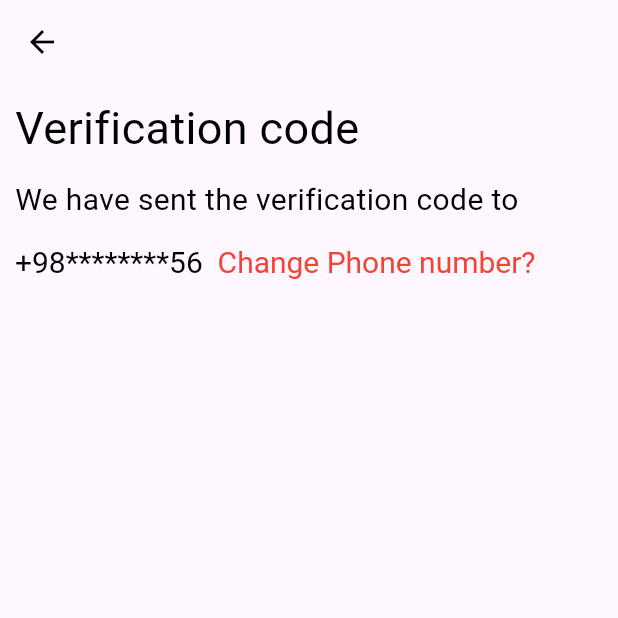
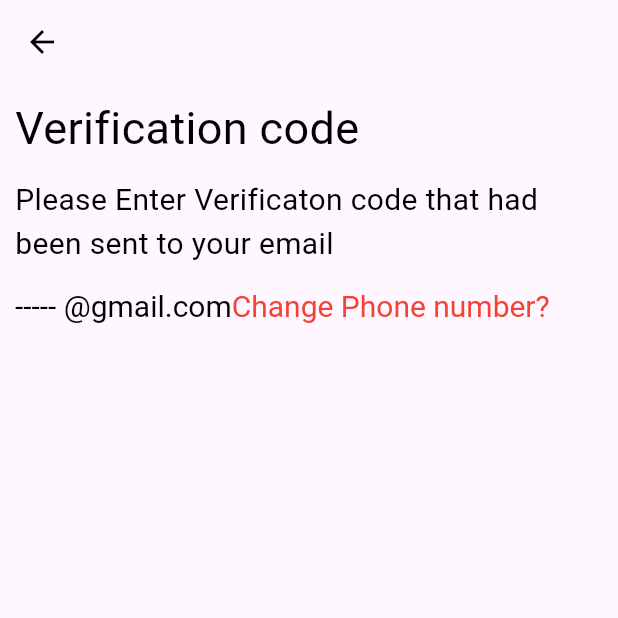
Before and after one commit to ritamagdy22/Second_Term-, a Flutter app: the ForgetPasswordByPhoneNumber screen opened directly, on a phone screen of 412 x 824 dp, the top half of it. Run offline on Flutter 3.47's test engine with Material 3 defaults, Android fonts, the phone set to English and light mode, and no system bars; our stand-ins replace animate_do, flutter_credit_card, getwidget, google_fonts, google_sign_in, smooth_page_indicator and 1 more; missing offline and left inert: ticket_widget.

Commit message:
Editing Screen

```diff
--- a/lib/UI/ForgetPassword/ForgetPassword.dart
+++ b/lib/UI/ForgetPassword/ForgetPassword.dart
@@ -1,6 +1,6 @@
 import 'package:flutter/material.dart';
 import 'package:smart_parking_app/UI/ForgetPassword/ForgetPasswordByEmail.dart';
-import 'Forget_password_PhoneNumber.dart';
+import 'ResetForgetPasswordCode.dart';
 import '../../widget/AppBarDetails.dart';
 import '../../widget/Custom_Button.dart';
 import '../LoginScreen/LoginScreen.dart';
--- a/lib/UI/ForgetPassword/Forget_password_PhoneNumber.dart
+++ b/lib/UI/ForgetPassword/ResetForgetPasswordCode.dart
@@ -28,7 +28,8 @@ class ForgetPasswordByPhoneNumber extends StatelessWidget {
                 const SizedBox(
                   height: 12,
                 ),
-                const Text("We have sent the verification code to",
+                const Text(
+                    "Please Enter Verificaton code that had been sent to your email",
                     style: TextStyle(
                       fontSize: 20,
                       color: Colors.black,
@@ -38,7 +39,7 @@ class ForgetPasswordByPhoneNumber extends StatelessWidget {
                 ),
                 RichText(
                   text: const TextSpan(
-                      text: "+98********56  ",
+                      text: "----- @gmail.com",
                       style: TextStyle(
                         fontSize: 20,
                         color: Colors.black,
@@ -55,36 +56,6 @@ class ForgetPasswordByPhoneNumber extends StatelessWidget {
                 const SizedBox(
                   height: 15,
                 ),
-                // Row(
-                //   mainAxisAlignment: MainAxisAlignment.spaceEvenly,
-                //   children: List.generate(4, (index) {
-                //     return SizedBox(
-                //       width: 65,
-                //       height: 65,
-                //       child: TextFormField(
-                //         onChanged: (value) {
-                //           if (value.length == 1 && index  != 3) {
-                //             FocusScope.of(context).nextFocus();
-                //           } else if (value.length == 1) {
-                //             FocusManager.instance.primaryFocus?.unfocus();
-                //           }
-                //         },
-                //         decoration: textFormFieldDecoration,
-                //         cursorColor: Colors.black87,
-                //         textAlign: TextAlign.center,
-                //         cursorHeight: 30.0,
-                //         maxLines: 1,
-                //         keyboardType: TextInputType.text,
-                //         inputFormatters: [
-                //           LengthLimitingTextInputFormatter(1),
-                //           FilteringTextInputFormatter.digitsOnly
-                //         ],
-                //       ),
-                //     );
-                //   },
-                //   ),
-
-                // ),
               ],
             ),
           ),
```
